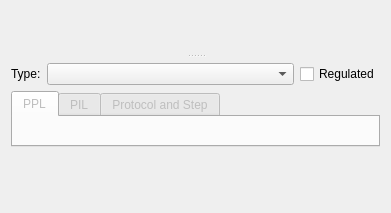
Above: src/scipyen/gui/widgets/dataclasswidgets/procedurewidget.ui from ctigaret/scipyen before the change. Below: the same form after it.
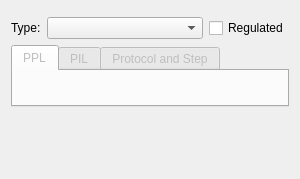
That is the form after the change. Custom widgets are drawn as their Qt base class.

What changed in the file:
```diff
--- a/src/scipyen/gui/widgets/dataclasswidgets/procedurewidget.ui
+++ b/src/scipyen/gui/widgets/dataclasswidgets/procedurewidget.ui
@@ -6,8 +6,8 @@
    <rect>
     <x>0</x>
     <y>0</y>
-    <width>391</width>
-    <height>213</height>
+    <width>300</width>
+    <height>179</height>
    </rect>
   </property>
   <property name="windowTitle">
@@ -15,20 +15,9 @@
   </property>
   <layout class="QGridLayout" name="gridLayout_4">
    <item row="0" column="0">
-    <widget class="QSplitter" name="splitter">
-     <property name="orientation">
-      <enum>Qt::Orientation::Vertical</enum>
-     </property>
-     <property name="handleWidth">
-      <number>3</number>
-     </property>
-     <widget class="DataExchangeWidget" name="dataExchangeWidget" native="true"/>
-     <widget class="QWidget" name="layoutWidget">
-      <layout class="QVBoxLayout" name="verticalLayout">
-       <item>
         <widget class="NameDescriptionWidget" name="nameDescriptionWidget" native="true"/>
        </item>
-       <item>
+   <item row="1" column="0">
         <layout class="QHBoxLayout" name="horizontalLayout">
          <item>
           <widget class="QLabel" name="label">
@@ -59,7 +48,7 @@
          </item>
         </layout>
        </item>
-       <item>
+   <item row="2" column="0">
         <widget class="QTabWidget" name="asruTabWidget">
          <property name="enabled">
           <bool>false</bool>
@@ -102,7 +91,7 @@
          </widget>
         </widget>
        </item>
-       <item>
+   <item row="3" column="0">
         <spacer name="verticalSpacer">
          <property name="orientation">
           <enum>Qt::Orientation::Vertical</enum>
@@ -110,24 +99,14 @@
          <property name="sizeHint" stdset="0">
           <size>
            <width>126</width>
-           <height>13</height>
+       <height>28</height>
           </size>
          </property>
         </spacer>
        </item>
       </layout>
      </widget>
-    </widget>
-   </item>
-  </layout>
- </widget>
  <customwidgets>
-  <customwidget>
-   <class>DataExchangeWidget</class>
-   <extends>QWidget</extends>
-   <header location="global">gui.widgets.dataclasswidgets.dataexchangewidget</header>
-   <container>1</container>
-  </customwidget>
   <customwidget>
    <class>NameDescriptionWidget</class>
    <extends>QWidget</extends>
```
Lines whose indentation alone changed are shown as unchanged.
